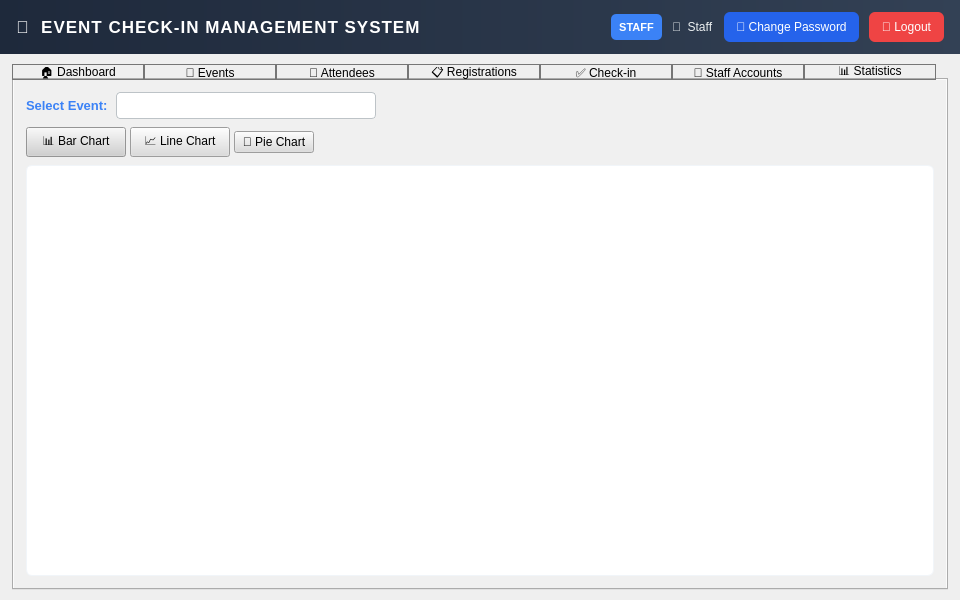
The window that ui/MainWindow.ui (khoivnk25411e/Final-Project-Programming-Techniques) describes before a commit, drawn with Qt 5.
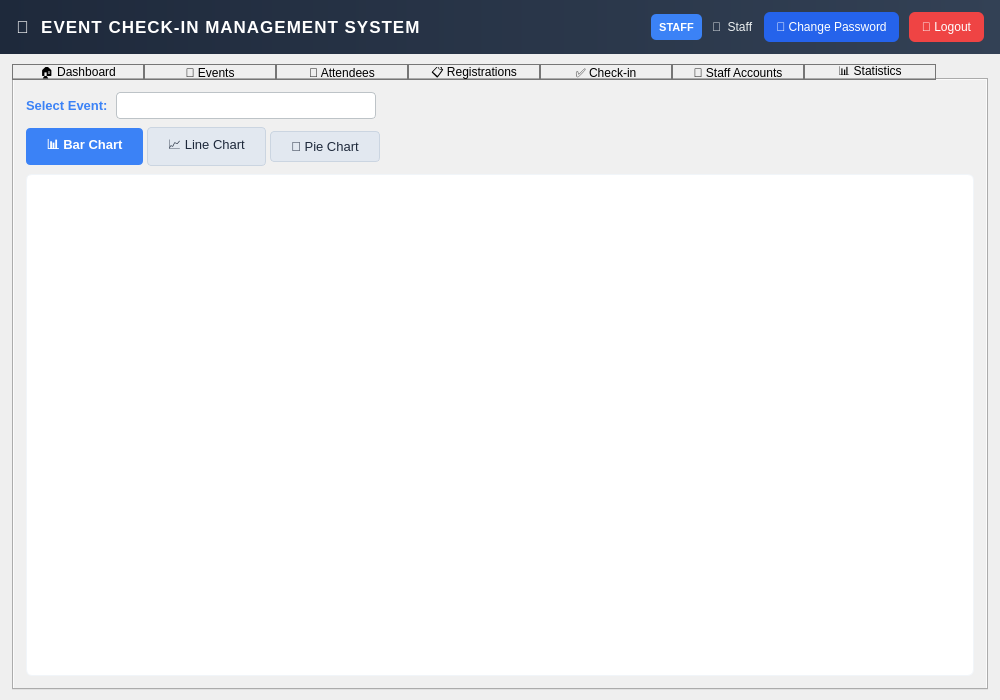
The same window after the commit. The open tabs and pages were chosen to show the change.

Commit message: Fix Table of Dash Board and Fix Color

Diff of the .ui file:
```diff
--- a/ui/MainWindow.ui
+++ b/ui/MainWindow.ui
@@ -6,8 +6,8 @@
    <rect>
     <x>0</x>
     <y>0</y>
-    <width>960</width>
-    <height>600</height>
+    <width>1000</width>
+    <height>700</height>
    </rect>
   </property>
   <property name="minimumSize">
@@ -37,7 +37,7 @@
      <number>0</number>
     </property>
     <item>
-     <widget class="QFrame" name="headerBar">
+     <widget class="QWidget" name="headerBar" native="true">
       <property name="minimumSize">
        <size>
         <width>0</width>
@@ -51,7 +51,7 @@
        </size>
       </property>
       <property name="styleSheet">
-       <string>QFrame#headerBar { background: qlineargradient(x1:0,y1:0,x2:1,y2:0, stop:0 #1e293b, stop:1 #334155); }</string>
+       <string>QWidget#headerBar { background: qlineargradient(x1:0,y1:0,x2:1,y2:0, stop:0 #1e293b, stop:1 #334155); }</string>
       </property>
       <layout class="QHBoxLayout" name="horizontalLayout_header">
        <property name="spacing">
@@ -1720,15 +1720,8 @@
             </property>
             <item>
              <widget class="QPushButton" name="btnStatsBar">
-              <property name="minimumSize">
-               <size>
-                <width>100</width>
-                <height>30</height>
-               </size>
-              </property>
               <property name="styleSheet">
-               <string notr="true">background-color: rgb(208, 208, 208);
-color: rgb(0, 0, 0);</string>
+               <string>QPushButton { background-color: #3b82f6; color: white; border: none; border-radius: 4px; padding: 7px 20px; font-size: 13px; font-weight: bold; } QPushButton:hover { background-color: #2563eb; }</string>
               </property>
               <property name="text">
                <string>📊 Bar Chart</string>
@@ -1737,15 +1730,8 @@
             </item>
             <item>
              <widget class="QPushButton" name="btnStatsLine">
-              <property name="minimumSize">
-               <size>
-                <width>100</width>
-                <height>30</height>
-               </size>
-              </property>
               <property name="styleSheet">
-               <string notr="true">background-color: rgb(220, 220, 220);
-color: rgb(0, 0, 0);</string>
+               <string>QPushButton { background-color: #e2e8f0; color: #1e293b; border: 1px solid #cbd5e1; border-radius: 4px; padding: 7px 20px; font-size: 13px; } QPushButton:hover { background-color: #3b82f6; color: white; border-color: #3b82f6; }</string>
               </property>
               <property name="text">
                <string>📈 Line Chart</string>
@@ -1755,8 +1741,7 @@
             <item>
              <widget class="QPushButton" name="btnStatsPie">
               <property name="styleSheet">
-               <string notr="true">background-color: rgb(220, 220, 220);
-color: rgb(0, 0, 0);</string>
+               <string>QPushButton { background-color: #e2e8f0; color: #1e293b; border: 1px solid #cbd5e1; border-radius: 4px; padding: 7px 20px; font-size: 13px; } QPushButton:hover { background-color: #3b82f6; color: white; border-color: #3b82f6; }</string>
               </property>
               <property name="text">
                <string>🥧 Pie Chart</string>
```
Left out of the diff: 32 changed lines with no effect on the pictures. The commit also changes 2 other files.
